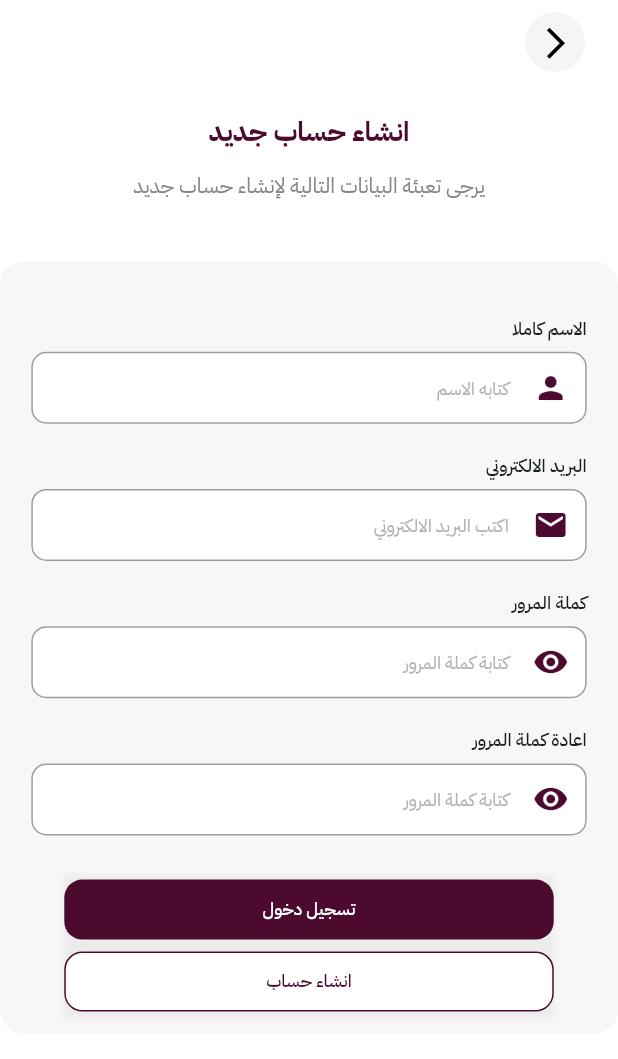
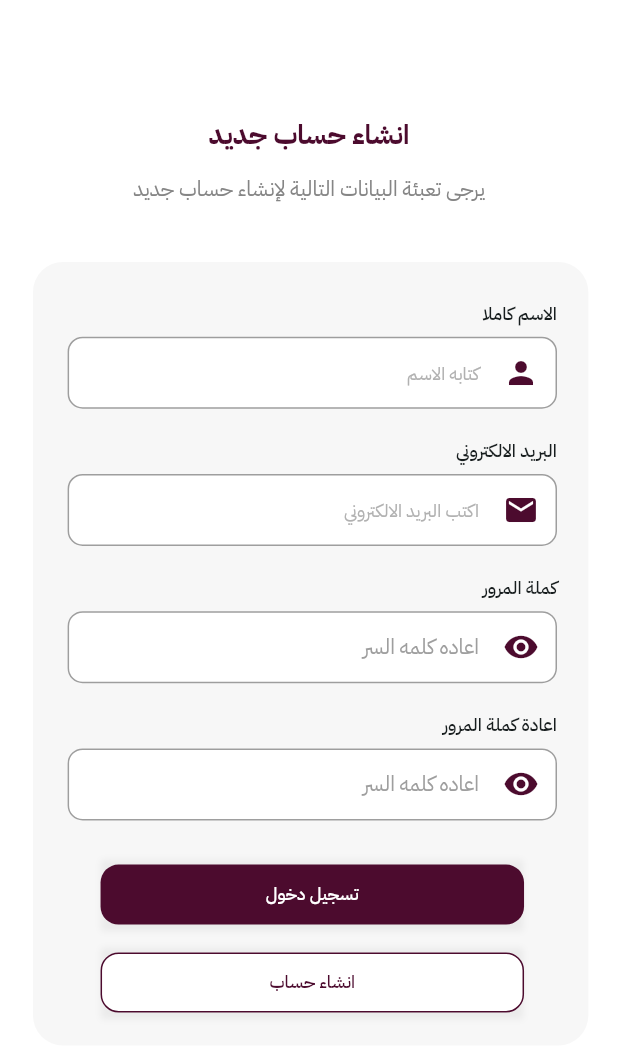
Before and after one commit to DoniaMustafa/caro_user, a Flutter app: the screen it shows after launch, after a tap on "انشاء حساب", on a phone screen of 412 x 824 dp. Shown: the top 1059 px of the screen. Run offline on Flutter 3.47's test engine with Material 3 defaults, Android fonts, the phone set to English and light mode, and no system bars; our stand-ins replace cached_network_image, country_code_picker, flutter_svg, persistent_bottom_nav_bar, smooth_page_indicator.

Commit message:
Update signup

```diff
--- a/lib/features/auth/presentation/pages/signup_page.dart
+++ b/lib/features/auth/presentation/pages/signup_page.dart
@@ -1,54 +1,24 @@
 import 'package:caro_user_app/core/export/export.dart';
+import 'package:caro_user_app/core/widgets/custom_background_widget.dart';
+import 'package:caro_user_app/core/widgets/shapes/rectangle_shape.dart';
 
 class SignupPage extends StatelessWidget {
   const SignupPage({super.key});
 
   @override
   Widget build(BuildContext context) {
-    return Scaffold(
-      backgroundColor: AppColors.white,
-      appBar: AppBar(
-        backgroundColor: AppColors.white,
-        elevation: 0,
-        automaticallyImplyLeading: false,
-        actions: [const BackwardIcon()],
-      ),
-      body: SingleChildScrollView(
-        child: Center(
-          child: Column(
-            children: [
-              18.vs,
-              const TitleWidget(),
-              38.vs,
-              const ContainerOfBody(),
-            ],
-          ),
-        ),
-      ),
-    );
+    return
+      CustomBackgroundWidget.children(
+        children: [
+          62.vs ,
+          TitleWidget(),
+          ContainerOfBody() ,
+          96.vs,
+        ],
+      );
   }
 }
 
-class BackwardIcon extends StatelessWidget {
-  const BackwardIcon({super.key});
-
-  @override
-  Widget build(BuildContext context) {
-    return Padding(
-      padding: getMarginOrPadding(end: 20),
-      child: CircleAvatar(
-        backgroundColor: Colors.grey[100],
-        child: IconButton(
-          onPressed: () {},
-          icon: const CustomIcon(
-            icon: Icons.arrow_forward_ios,
-            color: Colors.black,
-          ),
-        ),
-      ),
-    );
-  }
-}
 
 class TitleWidget extends StatelessWidget {
   const TitleWidget({super.key});
@@ -81,7 +51,107 @@ class ContainerOfBody extends StatelessWidget {
     TextEditingController confPasswordController = TextEditingController();
     TextEditingController nameController = TextEditingController();
 
-    return Container(
+    return Padding(padding: getMarginOrPadding(start: 10 , end: 8 , top: 37) ,
+      child:RectangleShape.withoutTap(
+        borderRadius: BorderRadius.circular(20),
+        padding: getMarginOrPadding(start: 21 , end: 19) ,      color: AppColors.white300,
+        child: Column(
+          crossAxisAlignment: CrossAxisAlignment.end,
+          children: [
+            24.vs,
+            CustomTextWidget(
+              text: "الاسم كاملا",
+              style: getMediumTextStyle(fontSize: 12),
+            ),
+            7.vs,
+            CustomTextFormField(
+              suffixIcon: const Icon(Icons.person, color: AppColors.primaryColor),
+              controller: nameController,
+              hintText: "كتابه الاسم",
+              hintTextDirection: TextDirection.rtl,
+              textDirection: TextDirection.rtl,
+              isFill: true,
+              hintStyle: getRegularTextStyle(
+                fontSize: 12,
+                color: Color(0xffB1B1B1),
+              ),
+              border: OutlineInputBorder(
+                borderRadius: BorderRadius.circular(10.r),
+                borderSide: BorderSide.none,
+              ),
+            ),
+            18.vs,
+            CustomTextWidget(
+              text: "البريد الالكتروني",
+              style: getMediumTextStyle(fontSize: 12),
+            ),
+            7.vs,
+            EmailFormField(
+              controller: emailController,
+              hintText: "اكتب البريد الالكتروني",
+              suffixIcon: const Icon(Icons.email, color: AppColors.primaryColor),
+
+              hintTextDirection: TextDirection.rtl,
+              textDirection: TextDirection.rtl,
+              border: OutlineInputBorder(
+                borderRadius: BorderRadius.circular(10.r),
+                borderSide: BorderSide.none,
+              ),
+              isFill: true,
+              hintStyle: getRegularTextStyle(
+                fontSize: 12,
+                color: Color(0xffB1B1B1),
+              ),
+            ),
+            18.vs,
+            CustomTextWidget(
+              text: "كملة المرور",
+              style: getMediumTextStyle(fontSize: 12),
+            ),
+            7.vs,
+            PasswordFormField(
+              isFill: true,
+              controller: passwordController,
+              hintText: "اعاده كلمه السر",
+              hintTextDirection: TextDirection.rtl,
+              hintStyle: getRegularTextStyle(color: AppColors.grey ,
+
+              ),),
+            18.vs,
+            CustomTextWidget(
+              text: "اعادة كملة المرور",
+              style: getMediumTextStyle(fontSize: 12),
+            ),
+            7.vs,
+            PasswordFormField(
+              isFill: true,
+              controller: confPasswordController,
+              hintText: "اعاده كلمه السر",
+              hintTextDirection: TextDirection.rtl,
+              hintStyle: getRegularTextStyle(color: AppColors.grey ,
+
+              ),
+            ),
+            24.vs,
+            CustomElevatedButton(onPressed: () {}, text: "تسجيل دخول"),
+            10.vs ,
+            CustomOutlineButton(
+              onPressed: () {
+                // _nextPage();
+              },
+              text: "انشاء حساب",
+            ),
+            17.vs
+
+          ],
+        ),
+      )
+      ,);
+  }
+}
+
+/*
+* Container(
       padding: getMarginOrPadding(horizontal: 19, vertical: 10),
       decoration: BoxDecoration(
         color: const Color(0xffF7F7F7),
@@ -212,6 +282,4 @@ class ContainerOfBody extends StatelessWidget {
           // ),
         ],
       ),
-    );
-  }
-}
+    );*/
--- a/pubspec.yaml
+++ b/pubspec.yaml
@@ -34,7 +34,7 @@ dependencies:
   flutter:
     sdk: flutter
   flutter_svg: ^2.1.0
-  intl_phone_field: ^3.2.0
+  persistent_bottom_nav_bar: ^6.2.1
   smooth_page_indicator: ^1.2.1
 
 dev_dependencies:
```
Also changed, not shown: pubspec.lock.
